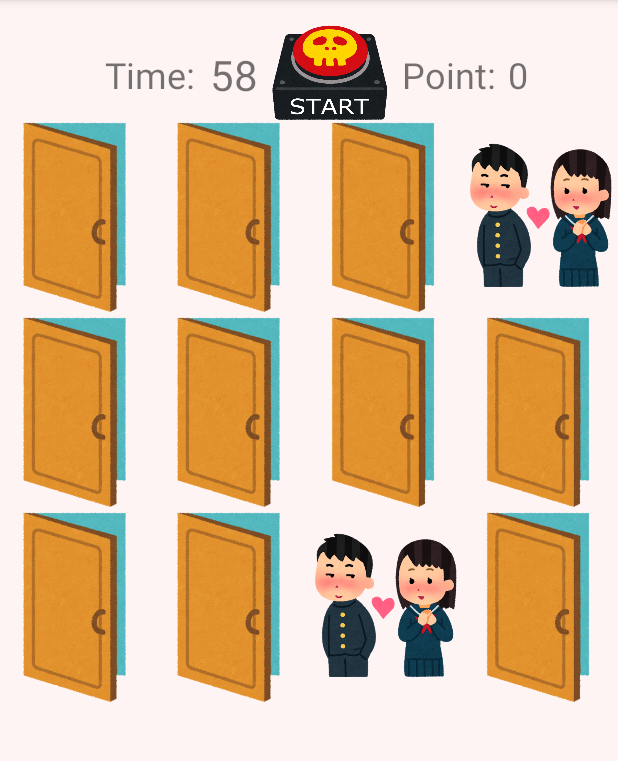
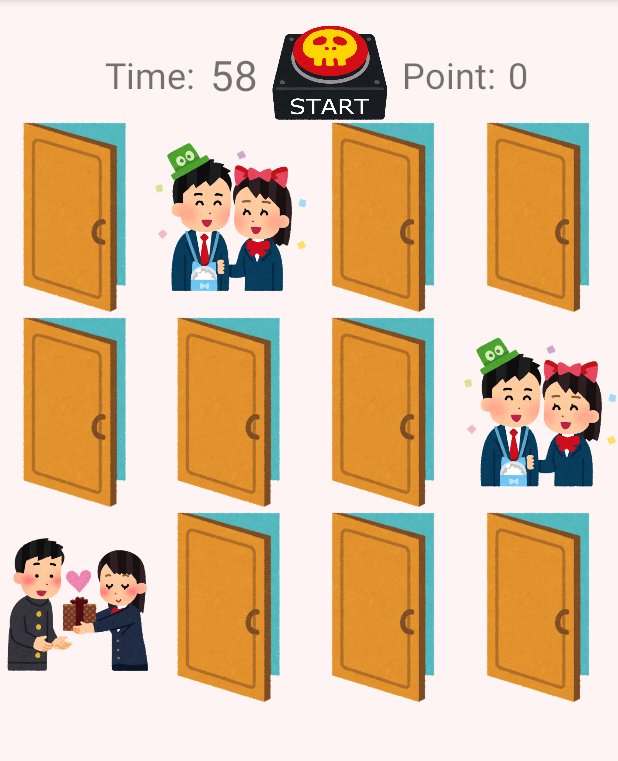
Before and after one commit to akkoIA/MyApplication, an Android app: the screen it shows after launch (MainActivity), after a tap on an icon or button, on a phone screen of 412 x 824 dp, the part 84-845 px from its top. Run offline under Robolectric (Android 15) with nearby library versions, the phone set to English and light mode, and no system bars; libraries missing offline, so code that uses them is left out: io.realm; 5 statements that could not run were skipped.

Commit message:
リア充5種類出るようにした

```diff
--- a/app/src/main/java/com/example/myapplication/MainActivity.kt
+++ b/app/src/main/java/com/example/myapplication/MainActivity.kt
@@ -36,12 +36,9 @@ class MainActivity : AppCompatActivity() {
             for(i in 0..2){
                 for(j in 0..3){
 
-                    if (riajuArray[i][j].hantei()){
-                        doaArray[i][j].setImageResource(R.drawable.riajuu_1)
-                    }else
-                    {
-                        doaArray[i][j].setImageResource(R.drawable.doa)
-                    }
+
+                    doaArray[i][j].setImageResource(riajuArray[i][j].hantei())
+
 
                     // 独自クラスから値を出力
                     val tempValue = riajuArray[i][j]
--- a/app/src/main/java/com/example/myapplication/Riaju.kt
+++ b/app/src/main/java/com/example/myapplication/Riaju.kt
@@ -1,13 +1,30 @@
 package com.example.myapplication
 
 class Riaju {
-    val list = listOf(R.drawable.riajuu_1, R.drawable.riajuu_2)
+    val list = listOf(R.drawable.riajuu_1, R.drawable.riajuu_2,R.drawable.riajuu_3,R.drawable.riajuu_4,R.drawable.riajuu_5)
     var kakuritu=10
     var pop = false
 
-    fun hantei():Boolean{
+    fun hantei():Int{
         val random=(1..100).random()
         pop = random<=kakuritu
-        return pop
+
+        if(pop){
+            var random2=(1..5).random()
+            when(random2){
+                1->return R.drawable.riajuu_1
+                2->return R.drawable.riajuu_2
+                3->return R.drawable.riajuu_3
+                4->return R.drawable.riajuu_4
+                5->return R.drawable.riajuu_5
+                else -> return R.drawable.doa
+            }
+
+
+
+        }else{
+            return R.drawable.doa
+
+        }
     }
 }
```
